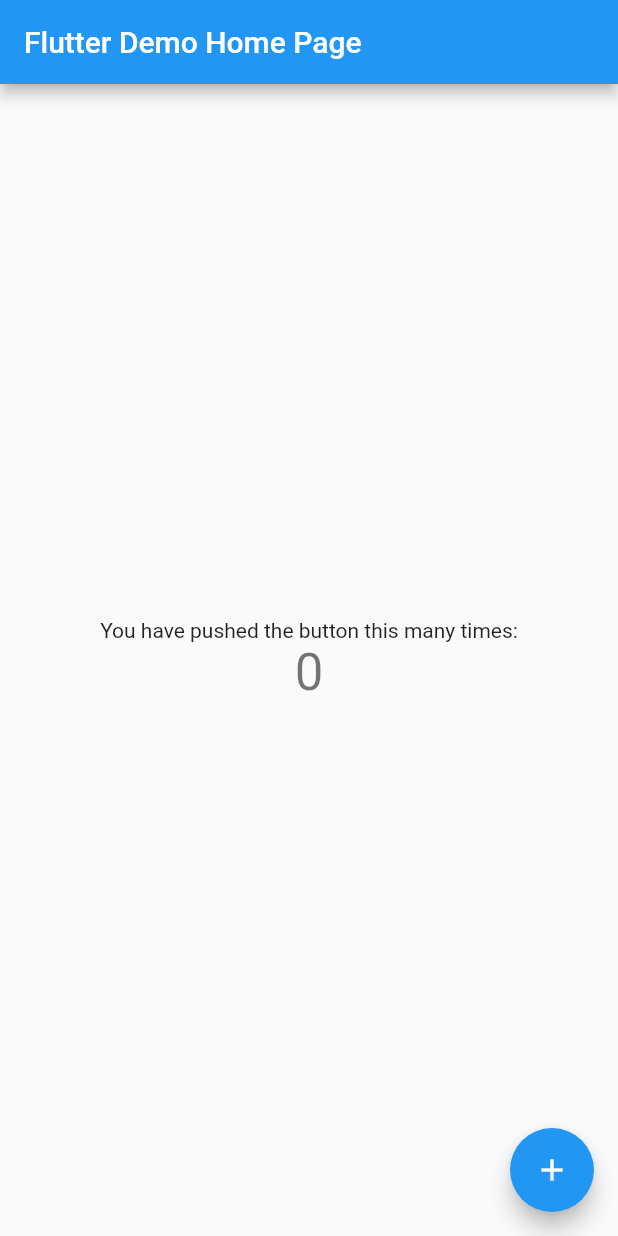
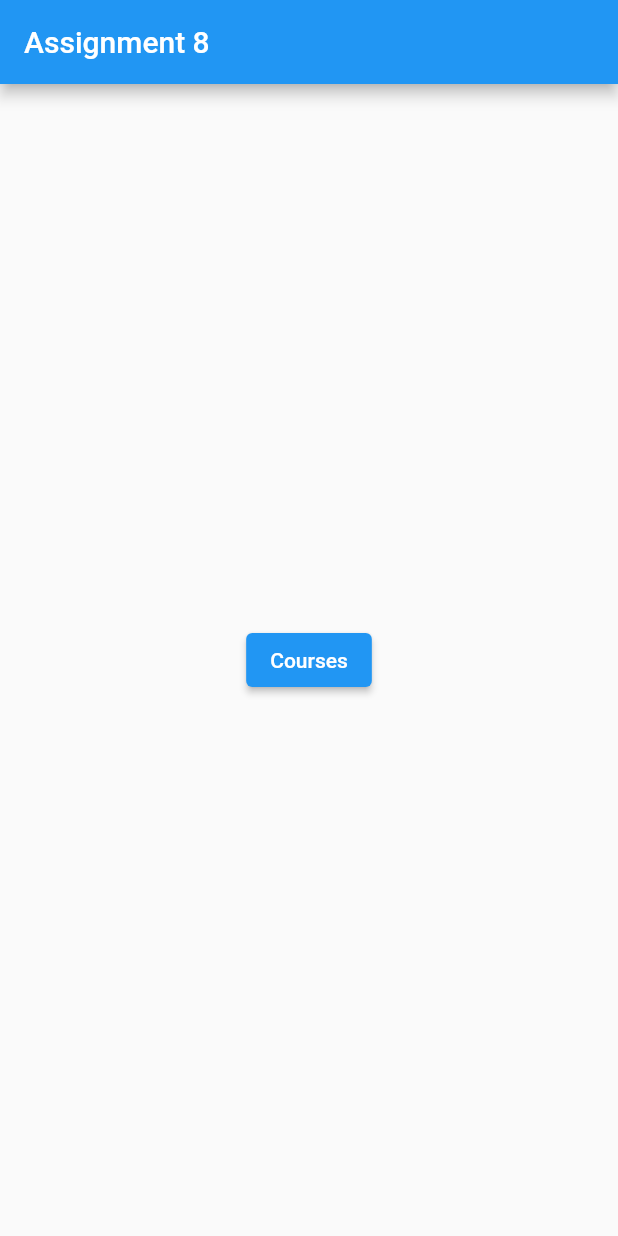
Before and after one commit to abdishakurAbdi/Abdi_Assignment_8, a Flutter app: the screen it shows after launch, on a phone screen of 412 x 824 dp. Run offline on Flutter 3.47's test engine with Material 2 defaults, Android fonts, the phone set to English and light mode, and no system bars; our stand-ins replace dio; network calls fail.

Commit message:
half way

```diff
--- /dev/null
+++ b/assignment8/lib/api.dart
@@ -0,0 +1,13 @@
+import 'package:dio/dio.dart';
+import 'Models/Course.dart';
+import 'Models/Student.dart';
+
+const String localhost = "http://localhost:1200/";
+
+class CoursesApi {
+  final _dio = Dio(BaseOptions(baseUrl: localhost));
+  Future<List> getAllCourses() async {
+    final response = await _dio.get('/getAllCourses');
+    return response.data['courses'];
+  }
+}
--- a/assignment8/lib/main.dart
+++ b/assignment8/lib/main.dart
@@ -1,4 +1,5 @@
 import 'package:flutter/material.dart';
+import 'api.dart';
 
 void main() {
   runApp(MyApp());
@@ -9,35 +10,19 @@
   @override
   Widget build(BuildContext context) {
     return MaterialApp(
-      title: 'Flutter Demo',
+      title: 'Assignment 8',
       theme: ThemeData(
-        // This is the theme of your application.
-        //
-        // Try running your application with "flutter run". You'll see the
-        // application has a blue toolbar. Then, without quitting the app, try
-        // changing the primarySwatch below to Colors.green and then invoke
-        // "hot reload" (press "r" in the console where you ran "flutter run",
-        // or simply save your changes to "hot reload" in a Flutter IDE).
-        // Notice that the counter didn't reset back to zero; the application
-        // is not restarted.
         primarySwatch: Colors.blue,
       ),
-      home: MyHomePage(title: 'Flutter Demo Home Page'),
+      home: MyHomePage(title: 'Assignment 8'),
     );
   }
 }
 
 class MyHomePage extends StatefulWidget {
   MyHomePage({Key? key, required this.title}) : super(key: key);
-
-  // This widget is the home page of your application. It is stateful, meaning
-  // that it has a State object (defined below) that contains fields that affect
-  // how it looks.
-
-  // This class is the configuration for the state. It holds the values (in this
-  // case the title) provided by the parent (in this case the App widget) and
-  // used by the build method of the State. Fields in a Widget subclass are
-  // always marked "final".
+  //
+  final CoursesApi api = CoursesApi();
 
   final String title;
 
@@ -46,68 +31,33 @@
 }
 
 class _MyHomePageState extends State<MyHomePage> {
-  int _counter = 0;
+  List courses = [];
 
-  void _incrementCounter() {
-    setState(() {
-      // This call to setState tells the Flutter framework that something has
-      // changed in this State, which causes it to rerun the build method below
-      // so that the display can reflect the updated values. If we changed
-      // _counter without calling setState(), then the build method would not be
-      // called again, and so nothing would appear to happen.
-      _counter++;
+  void initState() {
+    super.initState();
+    widget.api.getAllCourses().then((data) {
+      setState(() {
+        courses = data;
+      });
     });
   }
 
+  //
   @override
   Widget build(BuildContext context) {
-    // This method is rerun every time setState is called, for instance as done
-    // by the _incrementCounter method above.
-    //
-    // The Flutter framework has been optimized to make rerunning build methods
-    // fast, so that you can just rebuild anything that needs updating rather
-    // than having to individually change instances of widgets.
     return Scaffold(
       appBar: AppBar(
-        // Here we take the value from the MyHomePage object that was created by
-        // the App.build method, and use it to set our appbar title.
         title: Text(widget.title),
       ),
       body: Center(
-        // Center is a layout widget. It takes a single child and positions it
-        // in the middle of the parent.
         child: Column(
-          // Column is also a layout widget. It takes a list of children and
-          // arranges them vertically. By default, it sizes itself to fit its
-          // children horizontally, and tries to be as tall as its parent.
-          //
-          // Invoke "debug painting" (press "p" in the console, choose the
-          // "Toggle Debug Paint" action from the Flutter Inspector in Android
-          // Studio, or the "Toggle Debug Paint" command in Visual Studio Code)
-          // to see the wireframe for each widget.
-          //
-          // Column has various properties to control how it sizes itself and
-          // how it positions its children. Here we use mainAxisAlignment to
-          // center the children vertically; the main axis here is the vertical
-          // axis because Columns are vertical (the cross axis would be
-          // horizontal).
           mainAxisAlignment: MainAxisAlignment.center,
           children: <Widget>[
-            Text(
-              'You have pushed the button this many times:',
-            ),
-            Text(
-              '$_counter',
-              style: Theme.of(context).textTheme.headline4,
-            ),
+            ElevatedButton(
+                onPressed: () => (print(courses)), child: Text("Courses"))
           ],
         ),
       ),
-      floatingActionButton: FloatingActionButton(
-        onPressed: _incrementCounter,
-        tooltip: 'Increment',
-        child: Icon(Icons.add),
-      ), // This trailing comma makes auto-formatting nicer for build methods.
     );
   }
 }
--- a/assignment8/pubspec.yaml
+++ b/assignment8/pubspec.yaml
@@ -28,6 +28,7 @@
   # The following adds the Cupertino Icons font to your application.
   # Use with the CupertinoIcons class for iOS style icons.
   cupertino_icons: ^1.0.2
+  dio: ^4.0.3
 
 dev_dependencies:
   flutter_test:
```
Also changed, not shown: assignment8/lib/Models/Course.dart (added, +23 -0 lines), assignment8/lib/Models/Student.dart (added, +19 -0 lines), assignment8/pubspec.lock.
